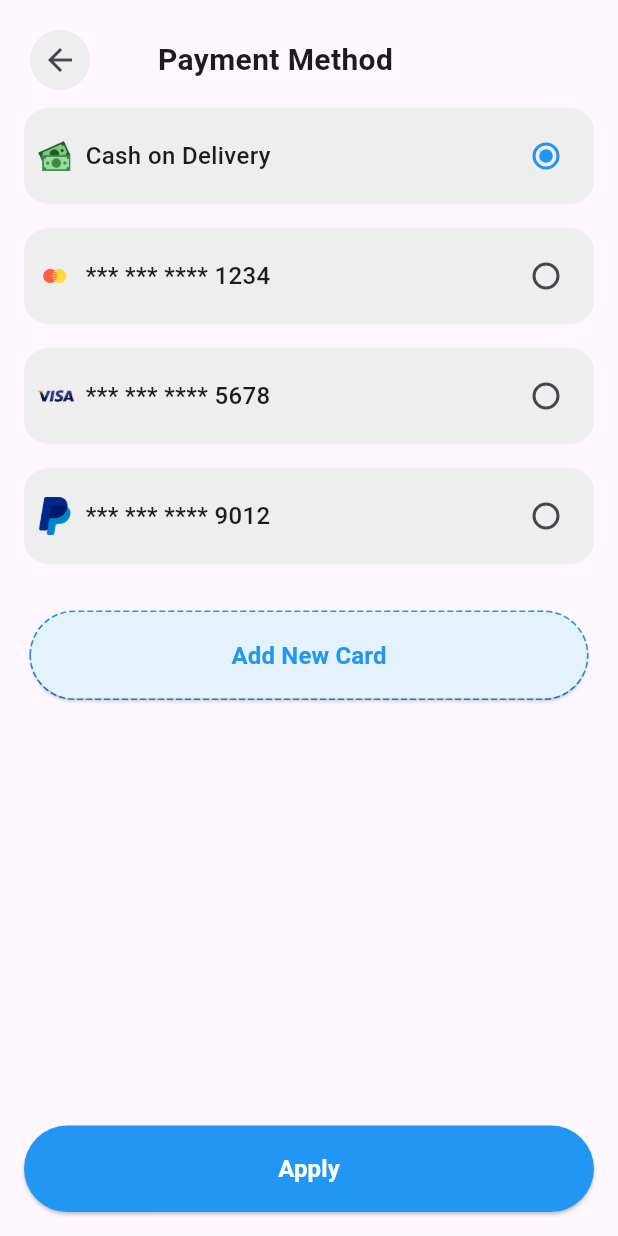
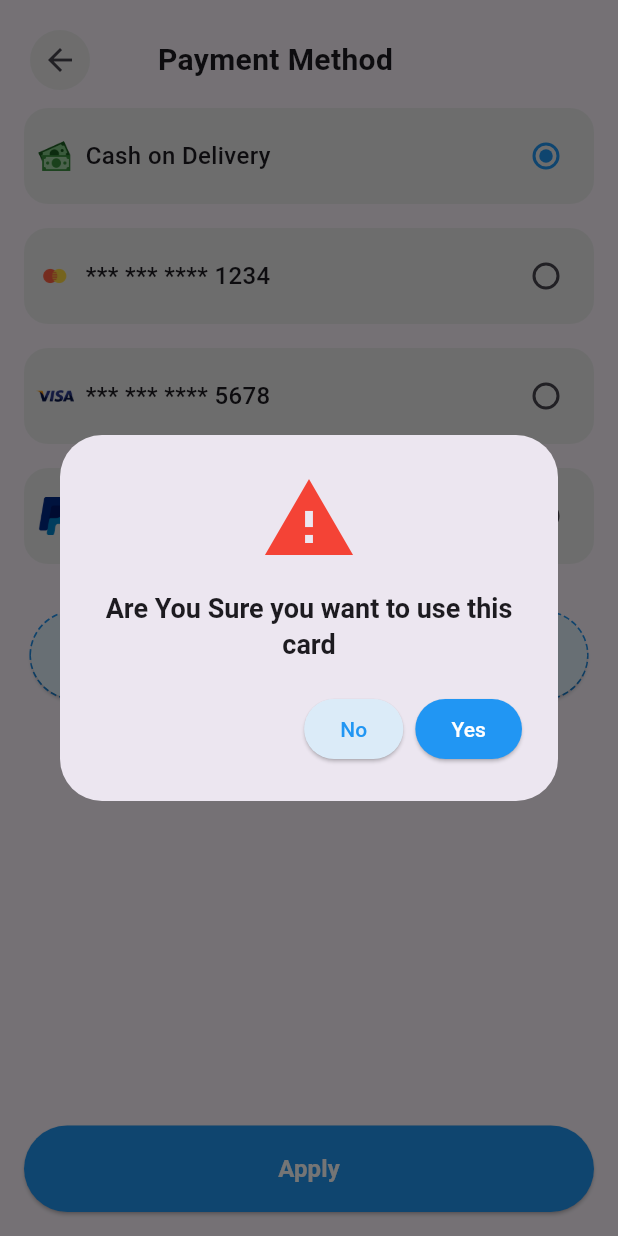
Before and after one commit to faisal-abdelnase/supermarket-delivery, a Flutter app: the PaymentMethodView screen opened by its route, after a tap on "Apply", on a phone screen of 412 x 824 dp. Run offline on Flutter 3.47's test engine with Material 3 defaults, Android fonts, the light colour scheme and no system bars; drawn by our look-alikes of dotted_border; our stand-ins replace curved_navigation_bar, flutter_rating_bar, font_awesome_flutter, percent_indicator, pin_code_fields, shared_preferences; accounts and stored records are empty.

Commit message:
add dailog to confirme the payment card

```diff
--- /dev/null
+++ b/lib/core/utils/Functions/payment_method_dialog.dart
@@ -0,0 +1,42 @@
+import 'package:flutter/material.dart';
+import 'package:super_market/features/payment/presentation/view/checkout_view.dart';
+
+showAlertDialogPayment(BuildContext context){
+    showDialog(
+      context: context,
+      builder: (context){
+        return AlertDialog(
+          icon: Icon(Icons.warning_outlined, size: 64, color: Colors.red,),
+          title: Text("Are You Sure you want to use this card",
+          style: TextStyle(
+            fontSize: 18,
+            fontWeight: FontWeight.bold
+          ),),
+
+          actions: [
+
+            ElevatedButton(
+              style: ElevatedButton.styleFrom(
+                backgroundColor: const Color.fromARGB(255, 219, 235, 248),
+              ),
+            onPressed: (){
+              Navigator.pop(context);
+            },
+            child: Text("No", style: TextStyle(color: Colors.blue),),
+            ),
+
+            ElevatedButton(
+              style: ElevatedButton.styleFrom(
+                backgroundColor: Colors.blue,
+              ),
+            onPressed: (){
+              Navigator.pushReplacementNamed(context, CheckoutView.checkoutId);
+            },
+            child: Text("Yes", style: TextStyle(color: Colors.white),),
+            ),
+
+
+          ],
+        );
+      } );
+  }
--- a/lib/features/payment/presentation/view/payment_method_view.dart
+++ b/lib/features/payment/presentation/view/payment_method_view.dart
@@ -1,4 +1,5 @@
 import 'package:flutter/material.dart';
+import 'package:super_market/core/utils/Functions/payment_method_dialog.dart';
 import 'package:super_market/core/utils/widgets/custom_arrow_back_button.dart';
 import 'package:super_market/core/utils/widgets/custom_elvated_button.dart';
 import 'package:super_market/features/payment/presentation/view/widgets/custom_dotted_border_button.dart';
@@ -57,8 +58,15 @@ class PaymentMethodView extends StatelessWidget {
 
       bottomNavigationBar: Padding(
         padding: const EdgeInsets.all(16.0),
-        child: CustomElvatedButton(text: "Apply", onPressed: (){}),
+        child: CustomElvatedButton(
+          text: "Apply", onPressed: (){
+            showAlertDialogPayment(context);
+          }),
       ),
+
+
     );
   }
+
+
 }
```
